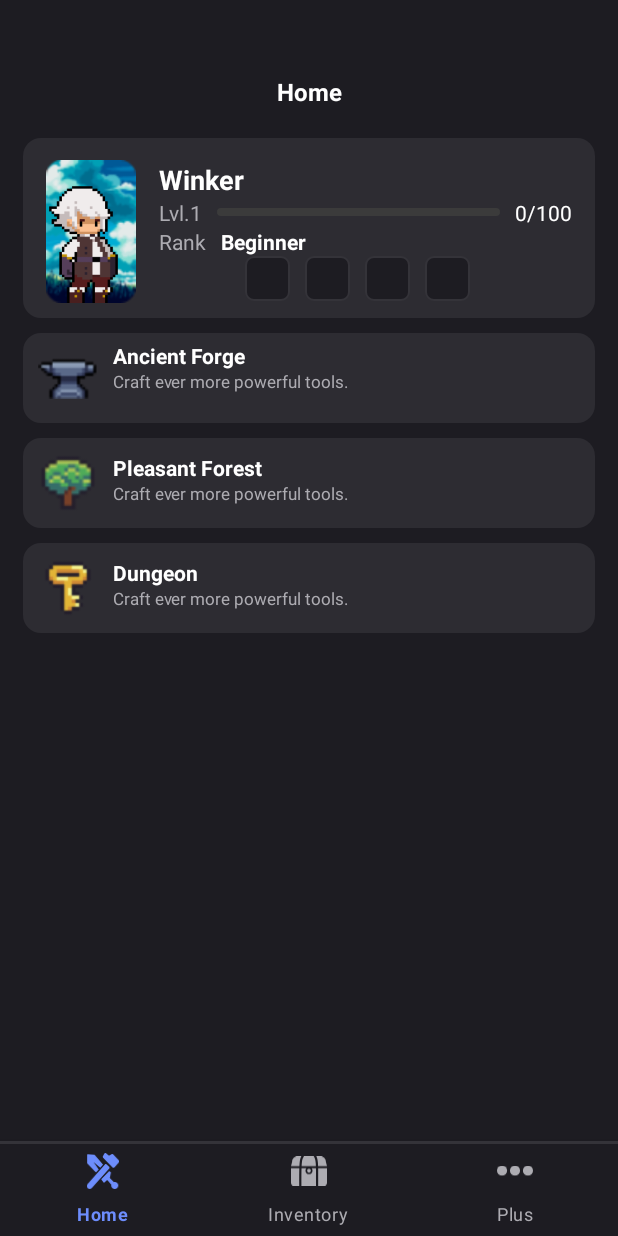
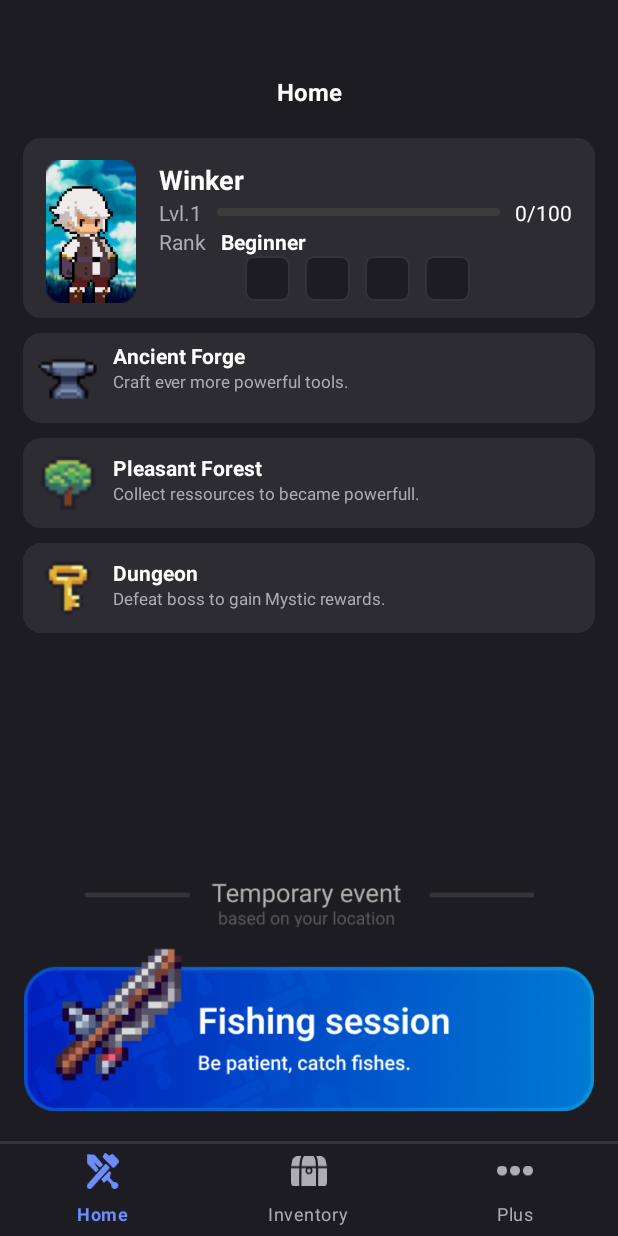
Before and after one commit to WINK3R/ShakeAndCraft, an Android app: the screen it shows after launch (MainActivity), on a phone screen of 412 x 824 dp. Run offline under Robolectric (Android 15) with nearby library versions, the phone set to English and light mode, and no system bars; our stand-ins replace navigation-ui; network calls fail; pictures from the network do not load; 1 statement that could not run was skipped.

Commit message:
add fishing event notification on home page

```diff
--- a/ShakeAndCraft/app/src/main/java/com/example/shakecraft/HomeFragment.kt
+++ b/ShakeAndCraft/app/src/main/java/com/example/shakecraft/HomeFragment.kt
@@ -1,11 +1,11 @@
 package com.example.shakecraft
-
 import android.os.Bundle
 import androidx.fragment.app.Fragment
 import android.view.LayoutInflater
 import android.view.View
 import android.view.ViewGroup
 import android.widget.ImageView
+import android.widget.LinearLayout
 import android.widget.ProgressBar
 import android.widget.TextView
 import androidx.constraintlayout.widget.ConstraintLayout
@@ -26,6 +26,7 @@ class HomeFragment : Fragment() {
     private lateinit var buttonForge : ConstraintLayout
     private lateinit var playermage : ImageView
     private lateinit var equipeditem: ImageView
+    private lateinit var event: LinearLayout
 
     override fun onCreate(savedInstanceState: Bundle?) {
         super.onCreate(savedInstanceState)
@@ -37,10 +38,11 @@ class HomeFragment : Fragment() {
         savedInstanceState: Bundle?
     ): View? {
         val currentPlayer = (activity as MainActivity).currentPlayer
+        val isRaining = (activity as MainActivity).isRaining
         val view = inflater.inflate(R.layout.fragment_home,container,false)
 
         // Initialize views
-        initializeViews(view, currentPlayer)
+        initializeViews(view, currentPlayer, isRaining)
 
         return view
     }
@@ -50,7 +52,7 @@ class HomeFragment : Fragment() {
             val
         }
     }*/
-    private fun initializeViews(view: View, currentPlayer : Player) {
+    private fun initializeViews(view: View, currentPlayer : Player, isRaining : Boolean) {
         pseudo = view.findViewById(R.id.pseudoTextView)
         progressbar = view.findViewById(R.id.levelProgressBar)
         level = view.findViewById(R.id.levelTextView)
@@ -60,6 +62,7 @@ class HomeFragment : Fragment() {
         playermage = view.findViewById(R.id.playerImage)
         buttonCollect = view.findViewById(R.id.buttonCollect)
         equipeditem = view.findViewById(R.id.equipedItemAttack)
+        event = view.findViewById(R.id.event_container)
         buttonCollect.setOnClickListener{
             findNavController().navigate(R.id.action_homeFragment_to_collectFragment, null, NavOptions.Builder().setPopUpTo(R.id.homeFragment, false).build())
         }
@@ -81,6 +84,10 @@ class HomeFragment : Fragment() {
         playermage.setImageResource(currentPlayer.image)
         if(currentPlayer.equipedItem?.type?.image != null) equipeditem.setImageResource(
             currentPlayer.equipedItem!!.type.image)
+        if(isRaining == false){
+            event.visibility = View.VISIBLE
+
+        }
     }
 
 
--- a/ShakeAndCraft/app/src/main/res/layout/fragment_home.xml
+++ b/ShakeAndCraft/app/src/main/res/layout/fragment_home.xml
@@ -301,7 +301,7 @@
                     android:id="@+id/textView5"
                     android:layout_width="wrap_content"
                     android:layout_height="wrap_content"
-                    android:text="Craft ever more powerful tools."
+                    android:text="Collect ressources to became powerfull."
                     android:textColor="@color/grey_300"
                     android:textSize="11sp" />
             </LinearLayout>
@@ -357,7 +357,7 @@
                     android:id="@+id/textView5"
                     android:layout_width="wrap_content"
                     android:layout_height="wrap_content"
-                    android:text="Craft ever more powerful tools."
+                    android:text="Defeat boss to gain Mystic rewards."
                     android:textColor="@color/grey_300"
                     android:textSize="11sp" />
             </LinearLayout>
@@ -365,6 +365,51 @@
 
 
     </androidx.constraintlayout.widget.ConstraintLayout>
+<LinearLayout
+    android:orientation="vertical"
+    android:id="@+id/event_container"
+    android:layout_height="wrap_content"
+    android:gravity="center"
+    android:visibility="gone"
+    android:layout_width="match_parent"
+    app:layout_constraintBottom_toBottomOf="parent"
+    app:layout_constraintEnd_toEndOf="parent"
+    app:layout_constraintStart_toStartOf="parent"
+    android:paddingBottom="20dp">
+    <ImageView
+        android:id="@+id/event_message"
+        android:visibility="visible"
+        android:clickable="true"
+        android:layout_width="wrap_content"
+        android:layout_height="wrap_content"
+        android:maxWidth="300dip"
+        android:src="@drawable/event_message"
+        android:scaleType="centerCrop"
+        android:adjustViewBounds ="true">
+
+
+
+
+
+    </ImageView>
+    <ImageView
+        android:id="@+id/buttonFishing"
+        android:visibility="visible"
+        android:clickable="true"
+        android:layout_width="wrap_content"
+        android:layout_height="wrap_content"
+        android:maxWidth="380dip"
+        android:src="@drawable/fishing_event"
+        android:scaleType="centerCrop"
+        android:adjustViewBounds ="true">
+
+
+
+
+
+    </ImageView>
+</LinearLayout>
+
 
 
 
```
Also changed, not shown: ShakeAndCraft/app/src/main/res/drawable/event_message.png (added), ShakeAndCraft/app/src/main/res/drawable/fishing_event.png (added).
